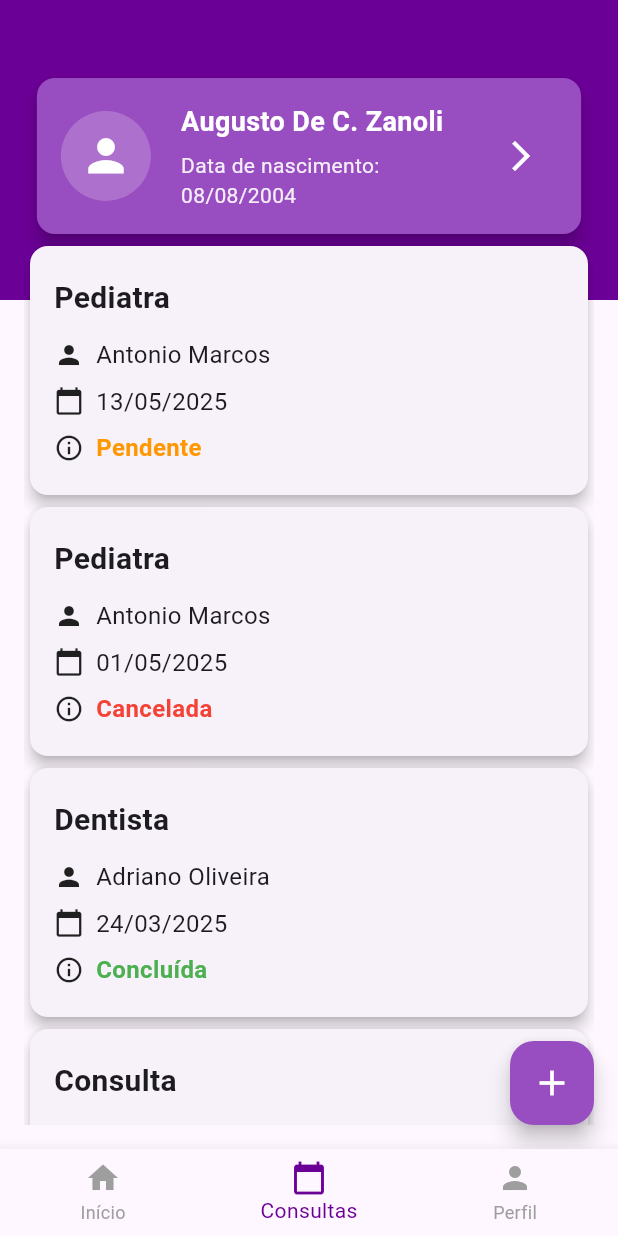
After one commit to AugustoZanoli/doctors_app, a Flutter app: the screen it shows after launch, item 2 of the bottom bar chosen, on a phone screen of 412 x 824 dp. The commit adds this screen. Run offline on Flutter 3.47's test engine with Material 3 defaults, Android fonts, the phone set to English and light mode, and no system bars.

Commit message:
Adicionando a tela de consultas inicial

```diff
--- a/doctors_app/lib/components/bottomNavigationBar.dart
+++ b/doctors_app/lib/components/bottomNavigationBar.dart
@@ -1,4 +1,5 @@
 import 'package:doctors_app/main.dart';
+import 'package:doctors_app/screens/consultas.dart';
 import 'package:doctors_app/screens/home.dart';
 import 'package:flutter/material.dart';
 
@@ -12,7 +13,7 @@ class _MainLayoutState extends State<MainLayout> {
 
   final List<Widget> _pages = [
     Home(),
-    Center(child: Text('Consultas')),
+    Consultas(),
     Center(child: Text('Perfil')),
   ];
 
--- /dev/null
+++ b/doctors_app/lib/components/consultas/card_consultas.dart
@@ -0,0 +1,97 @@
+import 'package:flutter/material.dart';
+
+class CardConsultas extends StatelessWidget {
+  final String title;
+  final String medico;
+  final String data;
+  final String status;
+  final String route;
+
+  const CardConsultas({
+    required this.title,
+    required this.medico,
+    required this.data,
+    required this.status,
+    required this.route,
+  });
+
+  Color _statusColor(String status) {
+    switch (status.toLowerCase()) {
+      case 'concluída':
+        return Colors.green;
+      case 'pendente':
+        return Colors.orange;
+      case 'cancelada':
+        return Colors.red;
+      default:
+        return Colors.grey;
+    }
+  }
+
+  @override
+  Widget build(BuildContext context) {
+    return GestureDetector(
+      onTap: () {
+        // Navigator.pushNamed(context, route);
+      },
+      child: Card(
+        elevation: 4,
+        shape: RoundedRectangleBorder(borderRadius: BorderRadius.circular(12)),
+        child: Padding(
+          padding: const EdgeInsets.symmetric(horizontal: 16, vertical: 20),
+          child: Column(
+            crossAxisAlignment: CrossAxisAlignment.start,
+            children: [
+              Text(
+                title,
+                style: const TextStyle(
+                  fontSize: 20,
+                  fontWeight: FontWeight.bold,
+                ),
+              ),
+              const SizedBox(height: 12),
+              Row(
+                children: [
+                  const Icon(Icons.person, size: 20),
+                  const SizedBox(width: 8),
+                  Expanded(
+                    child: Text(
+                      medico,
+                      style: const TextStyle(fontSize: 16),
+                    ),
+                  ),
+                ],
+              ),
+              const SizedBox(height: 8),
+              Row(
+                children: [
+                  const Icon(Icons.calendar_today, size: 20),
+                  const SizedBox(width: 8),
+                  Text(
+                    data,
+                    style: const TextStyle(fontSize: 16),
+                  ),
+                ],
+              ),
+              const SizedBox(height: 8),
+              Row(
+                children: [
+                  const Icon(Icons.info_outline, size: 20),
+                  const SizedBox(width: 8),
+                  Text(
+                    status,
+                    style: TextStyle(
+                      fontSize: 16,
+                      fontWeight: FontWeight.bold,
+                      color: _statusColor(status),
+                    ),
+                  ),
+                ],
+              ),
+            ],
+          ),
+        ),
+      ),
+    );
+  }
+}
--- /dev/null
+++ b/doctors_app/lib/screens/consultas.dart
@@ -0,0 +1,106 @@
+import 'package:doctors_app/components/card_user.dart';
+import 'package:doctors_app/components/consultas/card_consultas.dart';
+import 'package:doctors_app/main.dart';
+import 'package:flutter/material.dart';
+
+class Consultas extends StatelessWidget {
+  const Consultas({super.key});
+  @override
+  Widget build(BuildContext context) {
+    final List<Map<String, dynamic>> cardsData = [
+      {
+        'title': 'Pediatra',
+        'route': '/consultas',
+        'medico': 'Antonio Marcos',
+        'data': '13/05/2025',
+        'status': 'Pendente',
+      },
+      {
+        'title': 'Pediatra',
+        'route': '/consultas',
+        'medico': 'Antonio Marcos',
+        'data': '01/05/2025',
+        'status': 'Cancelada',
+      },
+      {
+        'title': 'Dentista',
+        'route': '/consultas',
+        'medico': 'Adriano Oliveira',
+        'data': '24/03/2025',
+        'status': 'Concluída',
+      },
+      {
+        'title': 'Consulta',
+        'route': '/consultas',
+        'medico': 'Ana Beatriz Silva',
+        'data': '06/03/2025',
+        'status': 'Concluída',
+      },
+      {
+        'title': 'Consulta',
+        'route': '/consultas',
+        'medico': 'Ana Beatriz Silva',
+        'data': '14/02/2025',
+        'status': 'Concluída',
+      },
+      {
+        'title': 'Oftamologista',
+        'route': '/consultas',
+        'medico': 'Mariana Pereira',
+        'data': '01/02/2025',
+        'status': 'Concluída',
+      },
+    ];
+
+    return Scaffold(
+      body: Stack(
+        children: [
+          Container(
+            height: 200,
+            color: customPurple,
+          ),
+
+          // Conteúdo sobreposto
+          Padding(
+            padding: const EdgeInsets.all(16.0),
+            child: Column(
+              children: [
+                SizedBox(height: 32),
+
+                CardUser(
+                  title: 'Augusto De C. Zanoli',
+                  route: '',
+                  data: '08/08/2004',
+                ),
+
+                // Minha grid
+                Expanded(
+                  child: ListView.builder(
+
+                    itemCount: cardsData.length,
+                    itemBuilder: (context, index) {
+                      final item = cardsData[index];
+                      return CardConsultas(
+                        title: item['title'],
+                        route: item['route'],
+                        medico: item['medico'],
+                        data: item['data'],
+                        status: item['status'],
+                      );
+                    },
+                  ),
+                ),
+              ],
+            ),
+          ),
+        ],
+      ),
+      floatingActionButton: FloatingActionButton(
+          backgroundColor: customPurple[400],
+          tooltip: 'Increment',
+          onPressed: (){},
+          child: const Icon(Icons.add, color: Colors.white, size: 28),
+          ),
+    );
+  }
+}
--- a/doctors_app/lib/screens/home.dart
+++ b/doctors_app/lib/screens/home.dart
@@ -11,9 +11,9 @@ class Home extends StatelessWidget {
       'route': '/consultas',
     },
     {
-      'title': 'Médicos',
+      'title': 'Profissionais',
       'icon': Icons.local_hospital,
-      'route': '/medicos',
+      'route': '/profissionais',
     },
     {
       'title': 'Especialidades',
```
